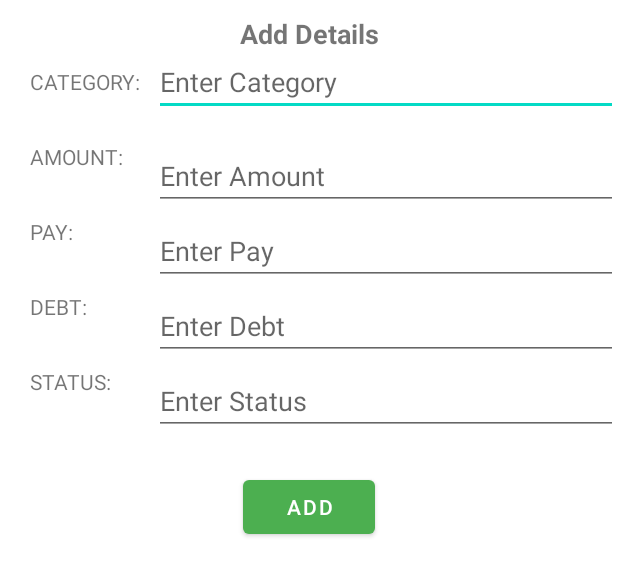
After one commit to karman07/Pebuplan, an Android app: the layout monthly_bills_dialog_layout.xml on its own in the app's theme, with its tools: preview values and no code run, on a phone screen of 412 x 824 dp. The commit adds this screen. Shown: the top 576 px of the screen. Run offline under Robolectric (Android 15) with nearby library versions, the phone set to English and light mode, and no system bars.

Commit message:
"Added monthly bill UI changes"

```diff
--- a/app/src/main/java/adapter/OnItemSelectedListener.java
+++ /dev/null
@@ -1,2 +0,0 @@
-package adapter;public interface OnItemSelectedListener {
-}
--- /dev/null
+++ b/app/src/main/java/com/example/pebuplan/adapter/OnItemSelectedListener.java
@@ -0,0 +1,2 @@
+package com.example.pebuplan.adapter;public interface OnItemSelectedListener {
+}
--- /dev/null
+++ b/app/src/main/res/drawable/ic_fab_add.xml
@@ -0,0 +1,5 @@
+<vector android:height="50dp" android:tint="#000000"
+    android:viewportHeight="24" android:viewportWidth="24"
+    android:width="50dp" xmlns:android="http://schemas.android.com/apk/res/android">
+    <path android:fillColor="@android:color/white" android:pathData="M13,7h-2v4L7,11v2h4v4h2v-4h4v-2h-4L13,7zM12,2C6.48,2 2,6.48 2,12s4.48,10 10,10 10,-4.48 10,-10S17.52,2 12,2zM12,20c-4.41,0 -8,-3.59 -8,-8s3.59,-8 8,-8 8,3.59 8,8 -3.59,8 -8,8z"/>
+</vector>
--- /dev/null
+++ b/app/src/main/res/layout/monthly_bills_dialog_layout.xml
@@ -0,0 +1,130 @@
+<?xml version="1.0" encoding="utf-8"?>
+<androidx.constraintlayout.widget.ConstraintLayout xmlns:android="http://schemas.android.com/apk/res/android"
+    xmlns:app="http://schemas.android.com/apk/res-auto"
+    android:layout_width="match_parent"
+    android:layout_height="match_parent">
+    <TextView
+        android:id="@+id/add_detail"
+        android:layout_width="wrap_content"
+        android:layout_height="wrap_content"
+        android:text="Add Details"
+        android:textSize="18sp"
+        android:textStyle="bold"
+        android:layout_marginTop="10dp"
+        app:layout_constraintTop_toTopOf="parent"
+        app:layout_constraintStart_toStartOf="parent"
+        app:layout_constraintEnd_toEndOf="parent"/>
+
+    <TextView
+        android:id="@+id/category_tv"
+        android:layout_width="wrap_content"
+        android:layout_height="wrap_content"
+        android:layout_marginStart="20dp"
+        android:layout_marginTop="10dp"
+        android:text="Category: "
+        android:textAllCaps="true"
+        app:layout_constraintStart_toStartOf="parent"
+        app:layout_constraintTop_toBottomOf="@id/add_detail" />
+
+    <EditText
+        android:id="@+id/category_et"
+        android:layout_width="0dp"
+        android:layout_height="wrap_content"
+        android:layout_marginStart="5dp"
+        android:hint="Enter Category"
+        app:layout_constraintBottom_toBottomOf="@id/category_tv"
+        app:layout_constraintEnd_toEndOf="parent"
+        app:layout_constraintStart_toEndOf="@id/category_tv"
+        app:layout_constraintTop_toTopOf="@id/category_tv" />
+
+    <TextView
+        android:id="@+id/amount_tv"
+        android:layout_width="wrap_content"
+        android:layout_height="wrap_content"
+        android:layout_marginStart="20dp"
+        android:layout_marginTop="50dp"
+        android:text="Amount: "
+        android:textAllCaps="true"
+        app:layout_constraintStart_toStartOf="parent"
+        app:layout_constraintTop_toTopOf="@id/category_tv" />
+
+    <EditText
+        android:id="@+id/amount_et"
+        android:layout_width="0dp"
+        android:layout_height="wrap_content"
+        android:hint="Enter Amount"
+        app:layout_constraintEnd_toEndOf="parent"
+        app:layout_constraintStart_toStartOf="@id/category_et"
+        app:layout_constraintTop_toTopOf="@id/amount_tv" />
+
+    <TextView
+        android:id="@+id/pay_tv"
+        android:layout_width="wrap_content"
+        android:layout_height="wrap_content"
+        android:layout_marginStart="20dp"
+        android:layout_marginTop="50dp"
+        android:text="Pay: "
+        android:textAllCaps="true"
+        app:layout_constraintStart_toStartOf="parent"
+        app:layout_constraintTop_toTopOf="@id/amount_tv" />
+
+    <EditText
+        android:id="@+id/pay_et"
+        android:layout_width="0dp"
+        android:layout_height="wrap_content"
+        android:hint="Enter Pay"
+        app:layout_constraintEnd_toEndOf="parent"
+        app:layout_constraintStart_toStartOf="@id/amount_et"
+        app:layout_constraintTop_toTopOf="@id/pay_tv" />
+
+    <TextView
+        android:id="@+id/debt_tv"
+        android:layout_width="wrap_content"
+        android:layout_height="wrap_content"
+        android:layout_marginStart="20dp"
+        android:layout_marginTop="50dp"
+        android:text="Debt: "
+        android:textAllCaps="true"
+        app:layout_constraintStart_toStartOf="parent"
+        app:layout_constraintTop_toTopOf="@id/pay_tv" />
+
+    <EditText
+        android:id="@+id/debt_et"
+        android:layout_width="0dp"
+        android:layout_height="wrap_content"
+        android:hint="Enter Debt"
+        app:layout_constraintEnd_toEndOf="parent"
+        app:layout_constraintStart_toStartOf="@id/pay_et"
+        app:layout_constraintTop_toTopOf="@id/debt_tv" />
+
+    <TextView
+        android:id="@+id/status_tv"
+        android:layout_width="wrap_content"
+        android:layout_height="wrap_content"
+        android:layout_marginStart="20dp"
+        android:layout_marginTop="50dp"
+        android:text="Status: "
+        android:textAllCaps="true"
+        app:layout_constraintStart_toStartOf="parent"
+        app:layout_constraintTop_toTopOf="@id/debt_tv" />
+
+    <EditText
+        android:id="@+id/status_et"
+        android:layout_width="0dp"
+        android:layout_height="wrap_content"
+        android:hint="Enter Status"
+        app:layout_constraintEnd_toEndOf="parent"
+        app:layout_constraintStart_toStartOf="@id/debt_et"
+        app:layout_constraintTop_toTopOf="@id/status_tv" />
+
+    <Button
+        android:id="@+id/add_bill"
+        android:layout_width="wrap_content"
+        android:layout_height="wrap_content"
+        android:text="Add"
+        android:layout_marginTop="50dp"
+        app:layout_constraintTop_toBottomOf="@id/status_tv"
+        app:layout_constraintEnd_toEndOf="parent"
+        app:layout_constraintStart_toStartOf="parent"/>
+
+</androidx.constraintlayout.widget.ConstraintLayout>
```
Also changed, not shown: app/src/main/java/com/example/pebuplan/fragments/monthlybills/CustomDialog.java (added, +62 -0 lines), app/src/main/java/com/example/pebuplan/fragments/monthlybills/MainBillsFragment.java (+33 -18 lines), app/src/main/java/com/example/pebuplan/fragments/monthlybills/MonthlyBillAdapter.java (added, +61 -0 lines), app/src/main/java/com/example/pebuplan/model/MonthlyBillModel.java (added, +58 -0 lines), app/src/main/res/layout/fragment_main_bills.xml (+83 -17 lines), app/src/main/res/layout/item_monthly_bills.xml (added, +53 -0 lines).
